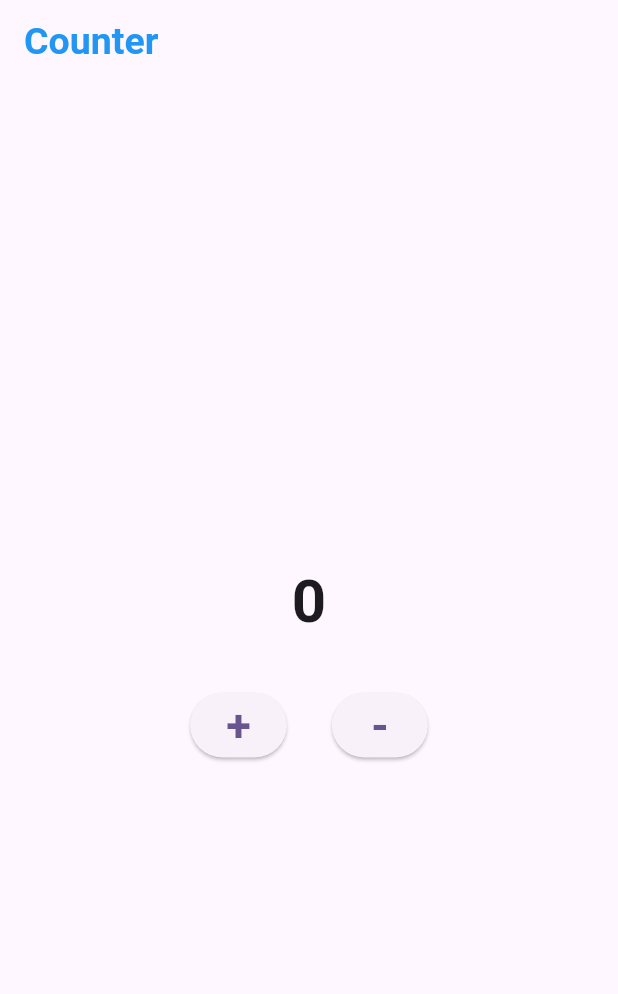
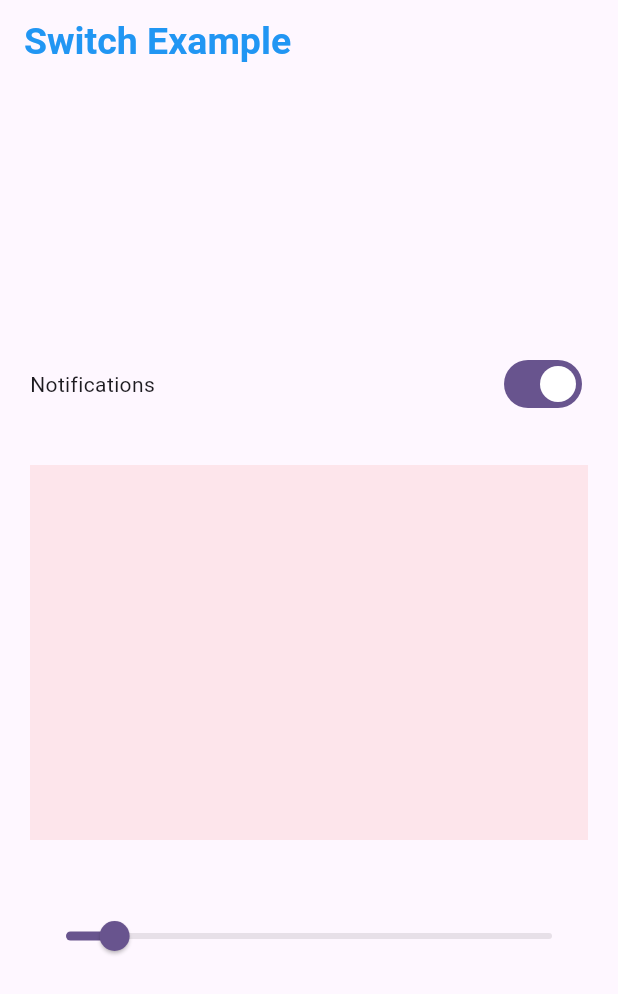
Before and after one commit to aaizkhan/Bloc-Examples, a Flutter app: the screen it shows after launch, on a phone screen of 412 x 824 dp. Shown: the top 994 px of the screen. Run offline on Flutter 3.47's test engine with Material 3 defaults, Android fonts, the phone set to English and light mode, and no system bars; our stand-ins replace bloc, equatable, flutter_bloc.

Commit message:
Slider and Switch Example using Bloc

```diff
--- a/lib/main.dart
+++ b/lib/main.dart
@@ -3,6 +3,8 @@ import 'package:flutter_bloc/flutter_bloc.dart';
 import 'package:flutter_bloc_example/counter_example/bloc/counter_bloc.dart';
 import 'package:flutter_bloc_example/counter_example/ui/counter_screen.dart';
 import 'package:flutter_bloc_example/equatble/equatable_example.dart';
+import 'package:flutter_bloc_example/switch_example/bloc/switch_bloc.dart';
+import 'package:flutter_bloc_example/switch_example/switch_example_screen.dart';
 
 void main() {
   runApp(const MyApp());
@@ -14,15 +16,18 @@ class MyApp extends StatelessWidget {
   // This widget is the root of your application.
   @override
   Widget build(BuildContext context) {
-    return BlocProvider(
-      create: (_) => CounterBloc(),
+    return MultiBlocProvider(
+      providers: [
+        BlocProvider(create: (context) => CounterBloc()),
+        BlocProvider(create: (context) => SwitchBloc())
+      ],
       child: MaterialApp(
         title: 'Flutter Demo',
         theme: ThemeData(
           colorScheme: ColorScheme.fromSeed(seedColor: Colors.deepPurple),
           useMaterial3: true,
         ),
-        home: const CounterScreen(),
+        home: const SwitchButtonExample(),
       ),
     );
     // return MaterialApp(
--- /dev/null
+++ b/lib/switch_example/bloc/switch_bloc.dart
@@ -0,0 +1,18 @@
+import 'package:bloc/bloc.dart';
+import 'package:flutter_bloc_example/switch_example/bloc/switch_event.dart';
+import 'package:flutter_bloc_example/switch_example/bloc/switch_state.dart';
+
+class SwitchBloc extends Bloc<SwitchEvent, SwitchState> {
+  SwitchBloc() : super(const SwitchState()) {
+    on<SwitchedClass>(_switchFun);
+    on<SliderClass>(_sliderFun);
+  }
+
+  void _switchFun(SwitchedClass event, Emitter<SwitchState> emit) {
+    emit(state.copyWith(isSwtich: !state.isSwitch));
+  }
+
+  void _sliderFun(SliderClass events, Emitter<SwitchState> emit) {
+    emit(state.copyWith(slider: events.slider));
+  }
+}
--- /dev/null
+++ b/lib/switch_example/bloc/switch_event.dart
@@ -0,0 +1,19 @@
+import 'package:equatable/equatable.dart';
+
+abstract class SwitchEvent extends Equatable {
+  const SwitchEvent();
+
+  @override
+  List<Object> get props => [];
+}
+
+class SwitchedClass extends SwitchEvent {}
+
+// ignore: must_be_immutable
+class SliderClass extends SwitchEvent {
+  double slider;
+  SliderClass({required this.slider});
+
+  @override
+  List<Object> get props => [slider];
+}
--- /dev/null
+++ b/lib/switch_example/bloc/switch_state.dart
@@ -0,0 +1,15 @@
+import 'package:equatable/equatable.dart';
+
+class SwitchState extends Equatable {
+  final bool isSwitch;
+  final double slider;
+  const SwitchState({this.isSwitch = true, this.slider = 0.1});
+
+  SwitchState copyWith({bool? isSwtich, double? slider}) {
+    return SwitchState(isSwitch: isSwtich ?? isSwitch, slider: slider ?? 0.1);
+  }
+
+  @override
+  // TODO: implement props
+  List<Object?> get props => [isSwitch, slider];
+}
--- /dev/null
+++ b/lib/switch_example/switch_example_screen.dart
@@ -0,0 +1,83 @@
+import 'package:flutter/material.dart';
+import 'package:flutter_bloc/flutter_bloc.dart';
+import 'package:flutter_bloc_example/switch_example/bloc/switch_bloc.dart';
+import 'package:flutter_bloc_example/switch_example/bloc/switch_event.dart';
+import 'package:flutter_bloc_example/switch_example/bloc/switch_state.dart';
+
+class SwitchButtonExample extends StatefulWidget {
+  const SwitchButtonExample({super.key});
+
+  @override
+  State<SwitchButtonExample> createState() => _SwitchButtonExampleState();
+}
+
+class _SwitchButtonExampleState extends State<SwitchButtonExample> {
+  @override
+  Widget build(BuildContext context) {
+    return Scaffold(
+      appBar: AppBar(
+        title: Text(
+          "Switch Example",
+          style: TextStyle(
+              fontWeight: FontWeight.w700, fontSize: 25, color: Colors.blue),
+        ),
+      ),
+      body: Padding(
+        padding: EdgeInsets.symmetric(horizontal: 20),
+        child: Column(
+          mainAxisAlignment: MainAxisAlignment.center,
+          crossAxisAlignment: CrossAxisAlignment.center,
+          children: [
+            Row(
+              mainAxisAlignment: MainAxisAlignment.spaceBetween,
+              children: [
+                const Text("Notifications"),
+                SizedBox(
+                  child: BlocBuilder<SwitchBloc, SwitchState>(
+                      buildWhen: (previous, current) =>
+                          previous.isSwitch != current.isSwitch,
+                      builder: (context, state) {
+                        print("Notification");
+                        return Switch(
+                            value: state.isSwitch,
+                            onChanged: (value) {
+                              context.read<SwitchBloc>().add(SwitchedClass());
+                            });
+                      }),
+                )
+              ],
+            ),
+            const SizedBox(
+              height: 30,
+            ),
+            BlocBuilder<SwitchBloc, SwitchState>(
+                buildWhen: (previous, current) =>
+                    previous.slider != current.slider,
+                builder: (context, state) {
+                  return Container(
+                    height: 250,
+                    color: Colors.red.withValues(alpha: state.slider),
+                  );
+                }),
+            const SizedBox(
+              height: 40,
+            ),
+            BlocBuilder<SwitchBloc, SwitchState>(
+                buildWhen: (previous, current) =>
+                    previous.slider != current.slider,
+                builder: (context, state) {
+                  print("Slider");
+                  return Slider(
+                      value: state.slider,
+                      onChanged: (value) {
+                        context
+                            .read<SwitchBloc>()
+                            .add(SliderClass(slider: value));
+                      });
+                })
+          ],
+        ),
+      ),
+    );
+  }
+}
```
